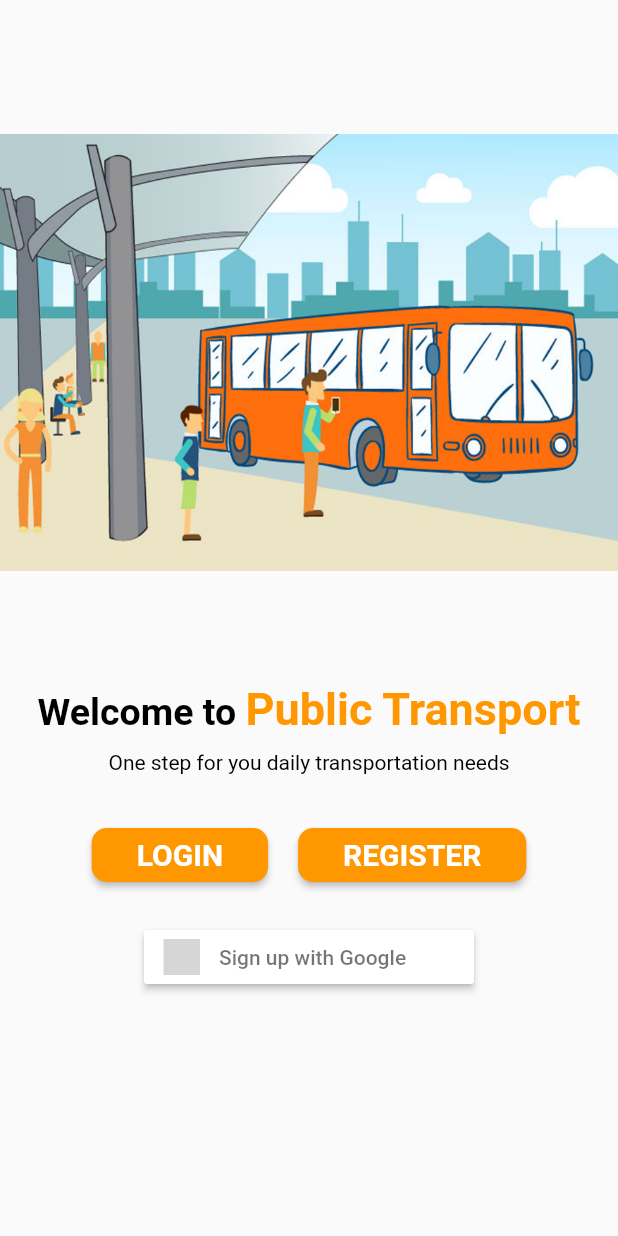
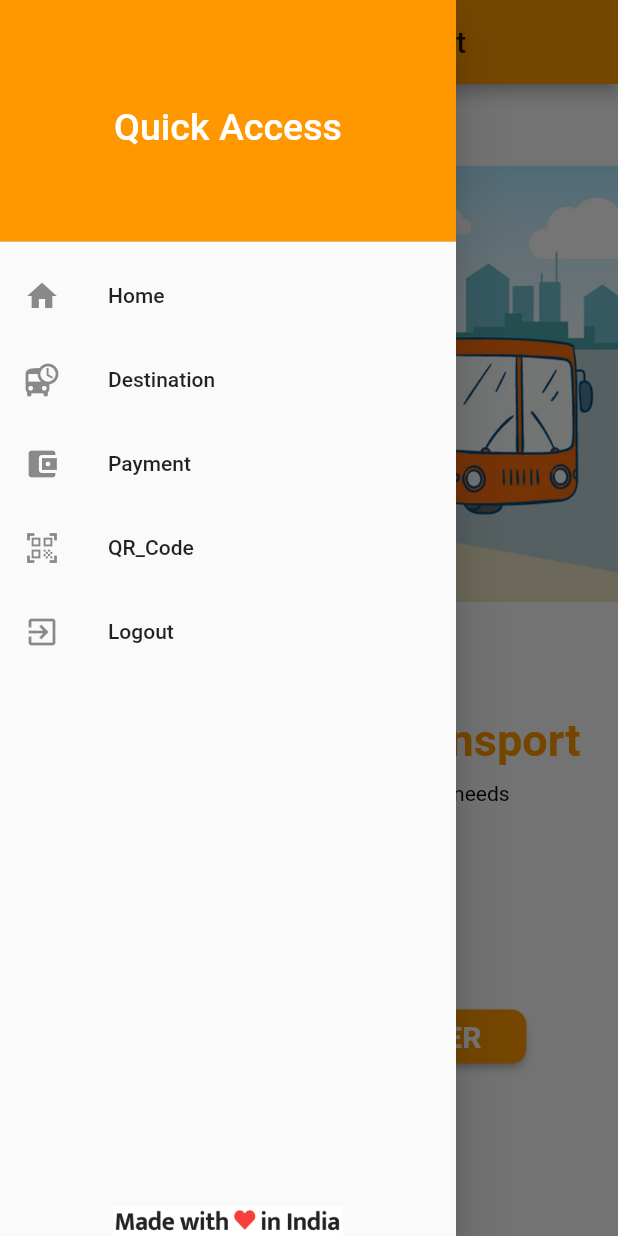
Before and after one commit to Anmol228/Digital-Public-Transport-DND, a Flutter app: the screen it shows after launch, with the side drawer open (before the commit the screen has no drawer), on a phone screen of 412 x 824 dp. Run offline on Flutter 3.47's test engine with Material 2 defaults, Android fonts, the phone set to English and light mode, and no system bars; our stand-ins replace firebase_auth, flutter_signin_button; accounts and stored records are empty; grey boxes are pictures that could not be loaded.

Commit message:
Updates for drawer

```diff
--- a/lib/HomePage.dart
+++ b/lib/HomePage.dart
@@ -5,6 +5,7 @@ import 'package:authentification/Start.dart';
 class HomePage extends StatefulWidget {
   @override
   _HomePageState createState() => _HomePageState();
+
 }
 
 class _HomePageState extends State<HomePage> {
--- /dev/null
+++ b/lib/Side Drawer.dart
@@ -0,0 +1,68 @@
+import 'package:flutter/material.dart ';
+import 'package:authentification/HomePage.dart';
+class SideDrawer extends StatelessWidget {
+  @override
+  Widget build(BuildContext context) {
+    return Drawer(
+      child: Column(
+        children: <Widget>[
+          DrawerHeader(
+            child: Center(
+              child: Text(
+                'Quick Access',
+                textAlign: TextAlign.center,
+                style: TextStyle(color: Colors.white, fontSize: 25),
+              ),
+            ),
+            decoration: BoxDecoration(
+              color: Colors.orange,
+            ),
+          ),
+          ListTile(
+            leading: Icon(Icons.home),
+            title: Text('Home'),
+              onTap: () {
+                Navigator.push(context,
+                    MaterialPageRoute(builder: (context) => HomePage()));
+              }
+          ),
+          ListTile(
+            leading: Icon(Icons.departure_board),
+            title: Text('Destination'),
+            onTap: () => {Navigator.of(context).pop()},
+          ),
+          ListTile(
+            leading: Icon(Icons.account_balance_wallet),
+            title: Text('Payment'),
+            onTap: () => {Navigator.of(context).pop()},
+          ),
+          ListTile(
+            leading: Icon(Icons.qr_code_scanner_sharp),
+            title: Text('QR_Code'),
+            onTap: () => {Navigator.of(context).pop()},
+          ),
+          ListTile(
+            leading: Icon(Icons.exit_to_app),
+            title: Text('Logout'),
+            onTap: () => {Navigator.of(context).pop()},
+          ),
+          Expanded(
+            child: Container(
+              width: 100,
+            ),
+          ),
+          Container(
+            height: 20,
+            child: Image(
+              image: AssetImage("images/made.jpg"),
+              fit: BoxFit.contain,
+            ),
+          ),
+        ],
+
+
+      ),
+    );
+  }
+
+}
--- a/lib/Start.dart
+++ b/lib/Start.dart
@@ -1,10 +1,12 @@
+import 'package:authentification/Side%20Drawer.dart';
 import 'package:flutter/material.dart';
 import 'package:flutter_signin_button/flutter_signin_button.dart';
 import 'package:authentification/Login.dart';
 import 'SignUp.dart';
-
+import 'package:authentification/Side Drawer.dart';
 class Start extends StatefulWidget {
   @override
+
   _StartState createState() => _StartState();
 }
 
@@ -20,10 +22,15 @@ class _StartState extends State<Start> {
   @override
   Widget build(BuildContext context) {
     return Scaffold(
+      appBar: AppBar(
+        title: Text('Digital Public Transport'),
+        centerTitle: true,
+      ),
+      drawer: SideDrawer(),
       body: Container(
         child: Column(
           children: <Widget>[
-            SizedBox(height: 35.0),
+            //SizedBox(height: 5.0),
             Container(
               height: 400,
               child: Image(
@@ -32,6 +39,7 @@ class _StartState extends State<Start> {
               ),
             ),
             SizedBox(height: 20),
+
             RichText(
                 text: TextSpan(
                     text: 'Welcome to ',
@@ -52,6 +60,7 @@ class _StartState extends State<Start> {
               'One step for you daily transportation needs',
               style: TextStyle(color: Colors.black),
             ),
+            SizedBox(height: 100.0),
             SizedBox(height: 30.0),
             Row(
               mainAxisAlignment: MainAxisAlignment.center,
@@ -87,14 +96,23 @@ class _StartState extends State<Start> {
                       borderRadius: BorderRadius.circular(10.0),
                     ),
                     color: Colors.orange),
+
               ],
             ),
-            SizedBox(height: 20.0),
-            SignInButton(
-              Buttons.Google,
-              text: "Sign up with Google",
-              onPressed: () {},
-            )
+
+            Container(
+              height: 20,
+              child: Image(
+                image: AssetImage("images/made.jpg"),
+                fit: BoxFit.contain,
+              ),
+            ),
+            //SizedBox(height: 20.0),
+            //SignInButton(
+             // Buttons.Google,
+             // text: "Sign up with Google",
+              //onPressed: () {},
+            //)
           ],
         ),
       ),
--- a/lib/main.dart
+++ b/lib/main.dart
@@ -1,3 +1,4 @@
+import 'package:authentification/HomePage.dart';
 import 'package:flutter/material.dart';
 import 'HomePage.dart';
 
@@ -10,6 +11,7 @@ class MyApp extends StatelessWidget {
       theme: ThemeData(primaryColor: Colors.orange),
       debugShowCheckedModeBanner: false,
       home: HomePage(),
+
     );///main app
   }
 }
--- a/pubspec.yaml
+++ b/pubspec.yaml
@@ -50,7 +50,7 @@ flutter:
     - images/start.jpg
     - images/login.jpg
     - images/welcome.jpg
-
+    - images/made.jpg
 
   #   - images/a_dot_ham.jpeg
 
```
Also changed, not shown: images/made.jpg (added).
